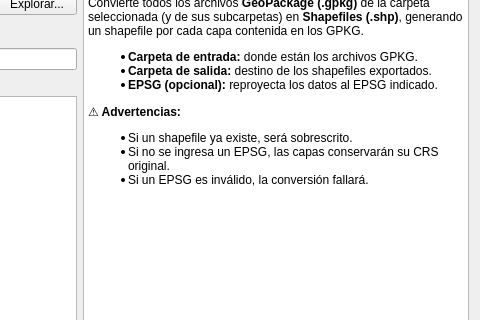
This is gpkg2shp_dialog.ui in K3vin91/GPKGTools as Qt 5 draws it before an edit; both pictures show x 320 to 800 and y 86 to 406 of the 800 by 500 pixel window. The edited form follows.
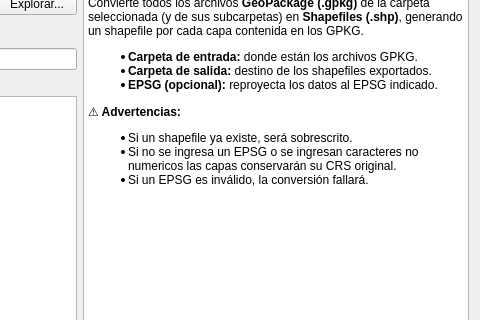
This is the edited form.

The edit to the form file:
```diff
--- a/gpkg2shp_dialog.ui
+++ b/gpkg2shp_dialog.ui
@@ -146,7 +146,7 @@
          <p><b>⚠ Advertencias:</b></p>
          <ul>
            <li>Si un shapefile ya existe, será sobrescrito.</li>
-           <li>Si no se ingresa un EPSG, las capas conservarán su CRS original.</li>
+           <li>Si no se ingresa un EPSG o se ingresan caracteres no numericos las capas conservarán su CRS original.</li>
            <li>Si un EPSG es inválido, la conversión fallará.</li>
          </ul>
          ]]>
```
